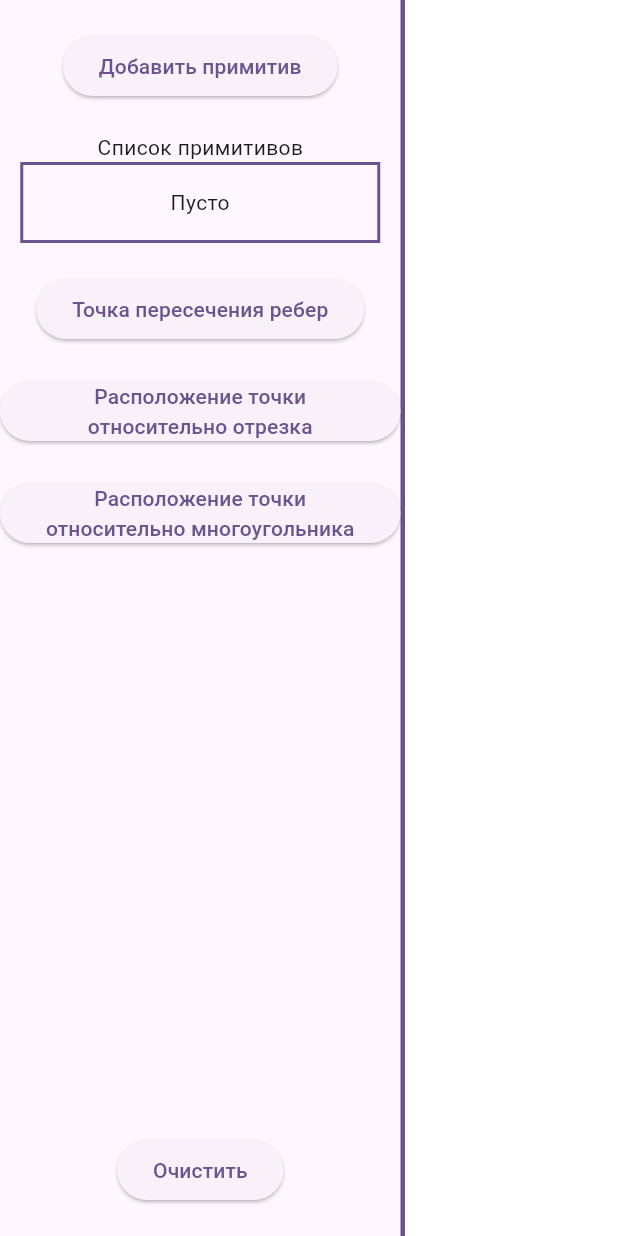
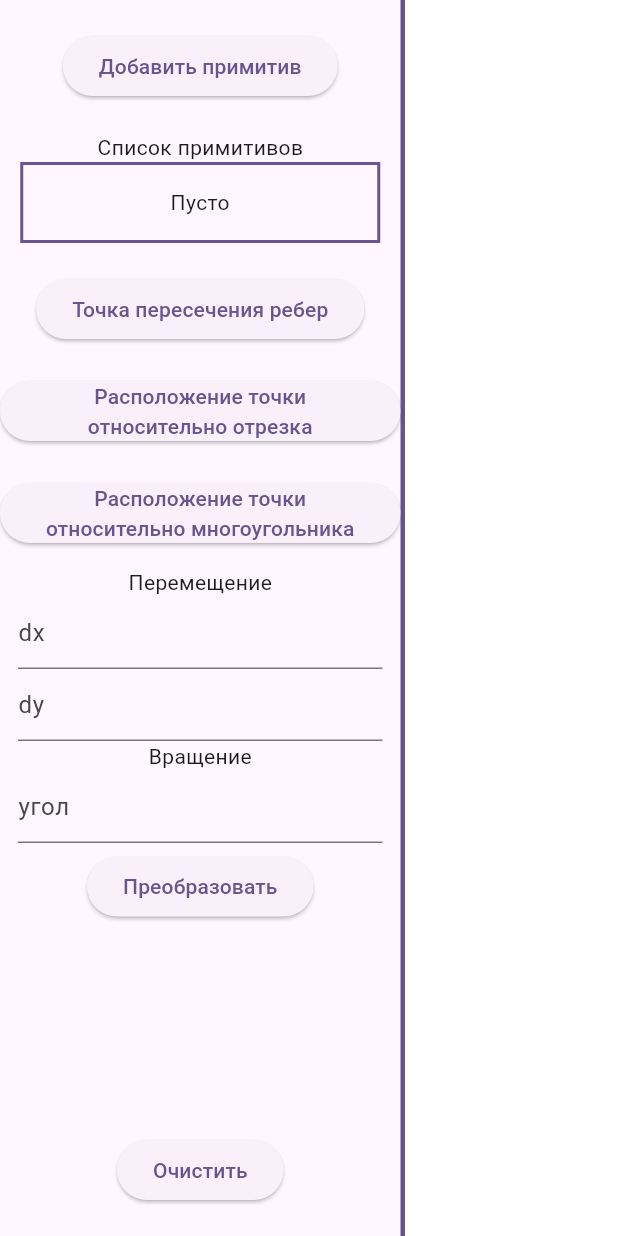
Before and after one commit to nezhinskii/affine_transformations, a Flutter app: the screen it shows after launch, on a phone screen of 412 x 824 dp. Run offline on Flutter 3.47's test engine with Material 2 defaults, Android fonts, the phone set to English and light mode, and no system bars; our stand-ins replace bloc, flutter_bloc.

Commit message:
affine transformations

```diff
--- /dev/null
+++ b/lib/affine_fields.dart
@@ -0,0 +1,50 @@
+import 'package:flutter/material.dart';
+
+class AffineFields extends StatelessWidget {
+  const AffineFields({
+    super.key,
+    required this.onXChanged,
+    required this.onYChanged,
+    required this.onAngleChanged,
+    required this.onSubmit,
+  });
+
+  final void Function(String) onXChanged;
+  final void Function(String) onYChanged;
+  final void Function(String) onAngleChanged;
+  final VoidCallback onSubmit;
+
+  @override
+  Widget build(BuildContext context) {
+    return Container(
+      child: Padding(
+        padding: const EdgeInsets.all(12.0),
+        child: Column(
+          children: [
+            Text("Перемещение"),
+            TextField(
+              decoration: const InputDecoration(hintText: "dx"),
+              onChanged: onXChanged,
+            ),
+            TextField(
+              decoration: const InputDecoration(hintText: "dy"),
+              onChanged: onYChanged,
+            ),
+            Text("Вращение"),
+            TextField(
+              decoration: const InputDecoration(hintText: "угол"),
+              onChanged: onAngleChanged,
+            ),
+            SizedBox(height: 5),
+            ElevatedButton(
+              onPressed: onSubmit,
+              child: Text(
+                "Преобразовать",
+              ),
+            ),
+          ],
+        ),
+      ),
+    );
+  }
+}
--- a/lib/bloc/main_event.dart
+++ b/lib/bloc/main_event.dart
@@ -36,3 +36,11 @@ class LinesIntersectionEvent extends MainEvent {}
 class PointRelativeToLineEvent extends MainEvent {}
 
 class IsPointInsidePolygonEvent extends MainEvent {}
+
+class AffineTransformationEvent extends MainEvent {
+  AffineTransformationEvent({this.dx, this.dy, this.angle});
+
+  final String? dx;
+  final String? dy;
+  final String? angle;
+}
--- a/lib/primitives.dart
+++ b/lib/primitives.dart
@@ -1,21 +1,30 @@
 import 'dart:ui';
 
 sealed class Primitive {
+  Primitive(this.vertices);
+
+  List<Offset> vertices;
   bool isSelected = false;
+
 }
 
 class Point extends Primitive {
-  Offset position;
-  Point(this.position);
+  Offset get position => vertices[0];
+
+  Point(Offset position) : super([position]);
 }
 
 class Line extends Primitive {
-  Offset startPosition;
-  Offset endPosition;
-  Line(this.startPosition, this.endPosition);
+  Offset get startPosition => vertices[0];
+  Offset get endPosition => vertices[1];
+
+  Line(Offset startPosition, Offset endPosition)
+      : super([
+          startPosition,
+          endPosition,
+        ]);
 }
 
 class Polygon extends Primitive {
-  List<Offset> vertices;
-  Polygon(this.vertices);
+  Polygon(super.vertices);
 }
--- a/lib/toolbar.dart
+++ b/lib/toolbar.dart
@@ -1,10 +1,20 @@
+import 'package:affine_transformations/affine_fields.dart';
 import 'package:affine_transformations/bloc/main_bloc.dart';
 import 'package:affine_transformations/primitives.dart';
 import 'package:flutter/material.dart';
 import 'package:flutter_bloc/flutter_bloc.dart';
 
-class ToolBar extends StatelessWidget {
+class ToolBar extends StatefulWidget {
   const ToolBar({Key? key}) : super(key: key);
+
+  @override
+  State<ToolBar> createState() => _ToolBarState();
+}
+
+class _ToolBarState extends State<ToolBar> {
+  String x = "";
+  String y = "";
+  String angle = "";
 
   String _calcPrimitiveTitle(List<Primitive> primitives, int index) {
     final String title;
@@ -156,7 +166,26 @@ class ToolBar extends StatelessWidget {
             child: const Text(
               "Расположение точки относительно многоугольника",
               textAlign: TextAlign.center,
-              )),
+            ),
+          ),
+          AffineFields(
+            onXChanged: (val) {
+              x = val;
+            },
+            onYChanged: (val) {
+              y = val;
+            },
+            onAngleChanged: (val) {
+              angle = val;
+            },
+            onSubmit: () {
+              context.read<MainBloc>().add(AffineTransformationEvent(
+                    dx: x == "" ? null : x,
+                    dy: y == "" ? null : y,
+                    angle: angle == "" ? null : angle,
+                  ),);
+            },
+          ),
           const Spacer(),
           ElevatedButton(
               onPressed: () {
```
Also changed, not shown: lib/bloc/main_bloc.dart (+126 -0 lines), lib/matrix/matrix.dart (added, +46 -0 lines). Lines whose indentation alone changed are shown as unchanged.
